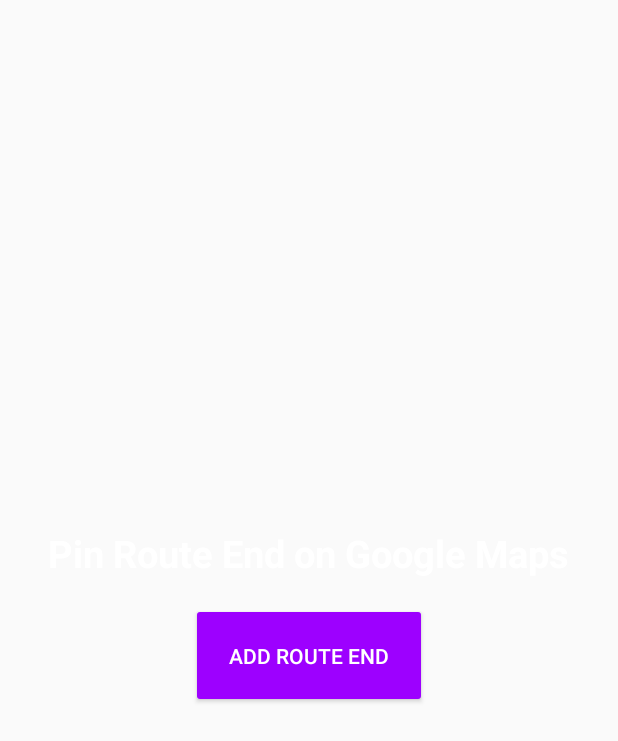
After one commit to James-Muthama/Matatu-Pap-Admin-App, an Android app: the fragment RouteEndFragment shown on its own in the app's theme, on a phone screen of 412 x 824 dp. The commit adds this screen. Shown: the top 741 px of the screen. Run offline under Robolectric (Android 15) with nearby library versions, the phone set to English and light mode, and no system bars.

```diff
--- /dev/null
+++ b/app/src/main/java/com/example/matatupapadminapp/RouteEndFragment.kt
@@ -0,0 +1,40 @@
+package com.example.matatupapadminapp
+
+import android.annotation.SuppressLint
+import android.os.Bundle
+import android.view.LayoutInflater
+import android.view.View
+import android.view.ViewGroup
+import android.widget.Button
+import androidx.cardview.widget.CardView
+import androidx.fragment.app.Fragment
+
+class RouteEndFragment : Fragment() {
+
+    private lateinit var buttonAddRouteEnd: Button
+
+    @SuppressLint("MissingInflatedId")
+    override fun onCreateView(inflater: LayoutInflater, container: ViewGroup?, savedInstanceState: Bundle?): View {
+        val view = inflater.inflate(R.layout.route_end_fragment, container, false)
+        buttonAddRouteEnd = view.findViewById<Button>(R.id.button_add_route_end)
+
+        return view
+    }
+
+    override fun onViewCreated(view: View, savedInstanceState: Bundle?) {
+        super.onViewCreated(view, savedInstanceState)
+
+        // Set up click listener for the button
+        buttonAddRouteEnd.setOnClickListener {
+            // Add functionality here, like calling a method in the activity to set the route start
+            (activity as? AddRoutePageActivity)?.let { activity ->
+                activity.setRouteStart() // You'd need to implement this method in AddRoutePageActivity
+            }
+        }
+    }
+
+    // Placeholder for a method to set the route start, which would be implemented in the activity
+    private fun AddRoutePageActivity.setRouteStart() {
+        // Implement the logic to set the route start here
+    }
+}
--- /dev/null
+++ b/app/src/main/res/layout/route_end_fragment.xml
@@ -0,0 +1,29 @@
+<?xml version="1.0" encoding="utf-8"?>
+<LinearLayout xmlns:android="http://schemas.android.com/apk/res/android"
+    android:layout_width="match_parent"
+    android:layout_height="match_parent"
+    android:orientation="vertical"
+    android:gravity="center"
+    android:padding="20dp">
+
+    <TextView
+        android:id="@+id/textViewRouteStart"
+        android:layout_width="wrap_content"
+        android:layout_height="wrap_content"
+        android:layout_marginBottom="16dp"
+        android:text="@string/instruction_route_end"
+        android:textColor="#FFFFFF"
+        android:textSize="25sp"
+        android:textStyle="bold" />
+
+    <Button
+        android:id="@+id/button_add_route_end"
+        android:layout_width="wrap_content"
+        android:layout_height="wrap_content"
+        android:layout_gravity="center"
+        android:backgroundTint="#9D00FF"
+        android:padding="25dp"
+        android:text="@string/add_route_end_btn"
+        android:textColor="#FFFFFF" />
+
+</LinearLayout>
--- a/app/src/main/res/values/colors.xml
+++ b/app/src/main/res/values/colors.xml
@@ -10,4 +10,5 @@
     <color name="purple_custom">#9D00FF</color>
     <color name="green">#00FF00</color>
     <color name="red">#FF0000</color>
+    <color name="my_purple">#9D00FF</color>
 </resources>
--- a/app/src/main/res/values/strings.xml
+++ b/app/src/main/res/values/strings.xml
@@ -65,5 +65,8 @@
     <string name="instruction_route_start">Pin Route Start on Google Maps</string>
     <string name="add_route_start_btn">Add Route Start</string>
 
+    <string name="instruction_route_end">Pin Route End on Google Maps</string>
+    <string name="add_route_end_btn">Add Route End</string>
+
 
 </resources>
```
Also changed, not shown: app/src/main/java/com/example/matatupapadminapp/AddRoutePageActivity.kt (+104 -22 lines), app/src/main/java/com/example/matatupapadminapp/RouteStartFragment.kt (+9 -9 lines), app/src/main/res/layout/add_route_page.xml (+11 -6 lines), app/src/main/res/layout/route_start_fragment.xml (renamed from app/src/main/res/layout/route_start.xml).
